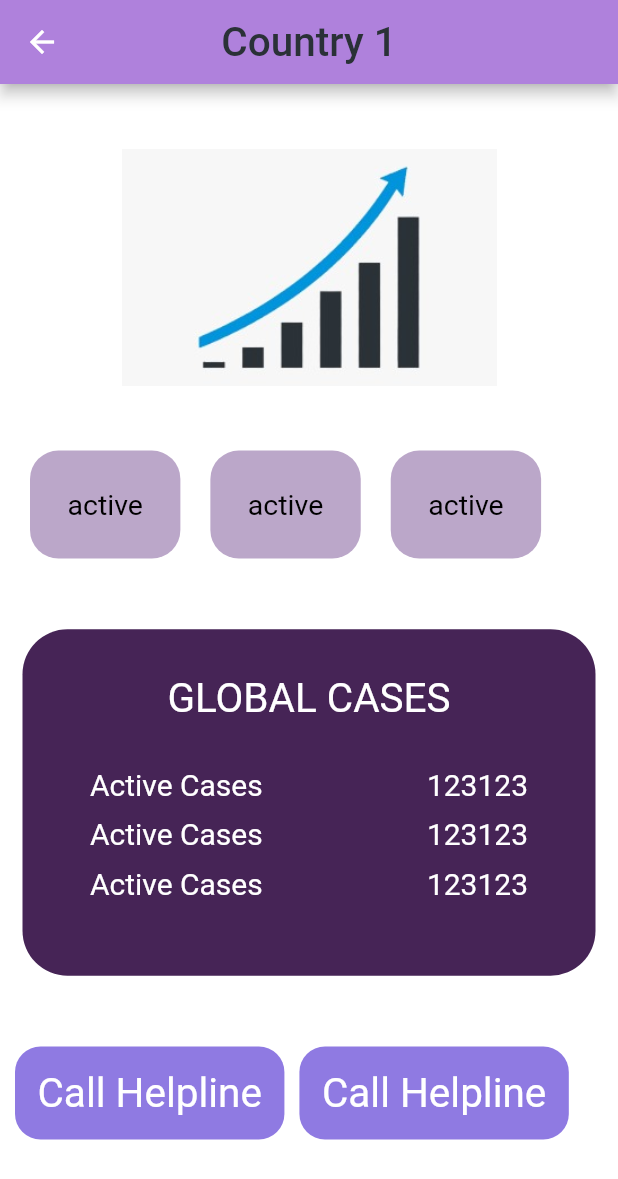
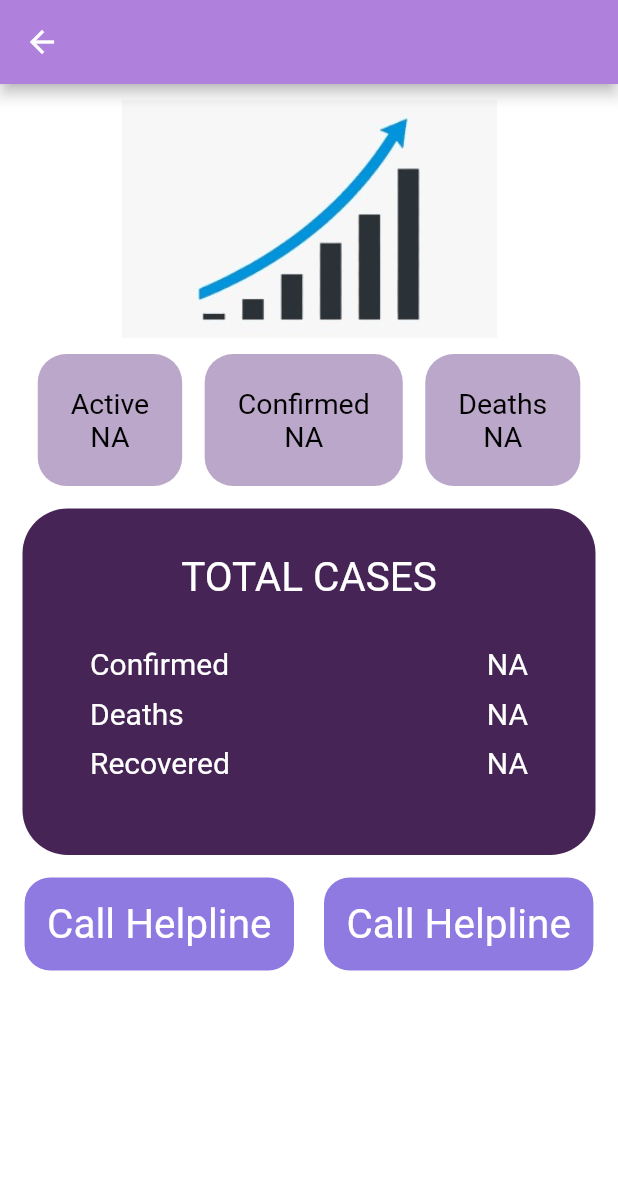
Before and after one commit to Gowtham-M1729/Covid_App-1, a Flutter app: the screen it shows after launch, after a tap on "Country 1", on a phone screen of 412 x 824 dp. Shown: the top 1179 px of the screen. Run offline on Flutter 3.47's test engine with Material 2 defaults, Android fonts, the phone set to English and light mode, and no system bars; our stand-ins replace country_picker, flutter_svg; network calls fail; Roboto replaces fonts that are missing (Segoe UI).

Commit message:
displays cases by retrieving from API

```diff
--- a/lib/countrydetails.dart
+++ b/lib/countrydetails.dart
@@ -1,11 +1,61 @@
+import 'dart:convert';
+
+import 'package:flutter/cupertino.dart';
 import 'package:flutter/material.dart';
+import 'package:http/http.dart' as http;
 
 import 'globalcases.dart';
 
-class CountryDetails extends StatelessWidget {
+class CountryDetails extends StatefulWidget {
   final String countryName;
+  // final String activeCases;
+  // final String newConfirmedCases;
+  // final String newDeaths;
 
-  CountryDetails({required this.countryName});
+  CountryDetails({
+    required this.countryName,
+    // required this.activeCases,
+    // required this.newConfirmedCases,
+    // required this.newDeaths,
+  });
+
+  @override
+  State<CountryDetails> createState() => _CountryDetailsState();
+}
+
+class _CountryDetailsState extends State<CountryDetails> {
+  String countryName = "";
+  String activeCases = "NA";
+  String newConfirmedCases = "NA";
+  String newDeaths = "NA";
+  String totalConfirmedCases = "NA";
+  String totalDeathCases = "NA";
+  String totalRecovered = "NA";
+
+  void getCases() async {
+    String url = "https://projectify-covidapp.herokuapp.com/country/" +
+        widget.countryName;
+    print(url);
+    var response = await http.get(Uri.parse(url));
+
+    Map data = {};
+    data = json.decode(response.body);
+    setState(() {
+      countryName = widget.countryName;
+      activeCases = data['active'].toString();
+      newConfirmedCases = data['newConfirmed'].toString();
+      newDeaths = data['newDeaths'].toString();
+      totalConfirmedCases = data['totalConfirmed'].toString();
+      totalDeathCases = data['totalDeaths'].toString();
+      totalRecovered = (data['totalConfirmed']-data['totalDeaths']).toString();
+    });
+  }
+
+  @override
+  void initState() {
+    super.initState();
+    getCases();
+  }
 
   @override
   Widget build(BuildContext context) {
@@ -24,7 +74,8 @@ class CountryDetails extends StatelessWidget {
           textAlign: TextAlign.left,
         ),
       ),
-      body: SafeArea(
+      body: SingleChildScrollView(
+        child: SafeArea(
           child: Column(
             mainAxisAlignment: MainAxisAlignment.spaceEvenly,
             children: [
@@ -36,19 +87,24 @@ class CountryDetails extends StatelessWidget {
                 ),
               ),
               Row(
+                mainAxisAlignment: MainAxisAlignment.center,
                 children: [
-                SizedBox(width: 20.0),
-                CasesOverview(),
-                SizedBox(width: 20.0),
-                CasesOverview(),
-                SizedBox(width: 20.0),
-                CasesOverview(),
+                  CasesOverview(text: "Active", data: "$activeCases"),
+                  SizedBox(width: 15.0),
+                  CasesOverview(text: "Confirmed", data: "$newConfirmedCases"),
+                  SizedBox(width: 15.0),
+                  CasesOverview(text: "Deaths", data: "$newDeaths"),
                 ],
               ),
-            ReportWidget(),
+              ReportWidget(
+                text: 'TOTAL CASES',
+                totalConfirmedCases: '$totalConfirmedCases',
+                totalDeathCases: '$totalDeathCases',
+                totalRecovered: '$totalRecovered',
+              ),
               Row(
+                mainAxisAlignment: MainAxisAlignment.center,
                 children: [
-                SizedBox(width: 10.0),
                   Container(
                     padding: EdgeInsets.all(15.0),
                     decoration: BoxDecoration(
@@ -65,7 +121,7 @@ class CountryDetails extends StatelessWidget {
                       textAlign: TextAlign.left,
                     ),
                   ),
-                SizedBox(width: 10.0),
+                  SizedBox(width: 20.0),
                   Container(
                     padding: EdgeInsets.all(15.0),
                     decoration: BoxDecoration(
@@ -84,8 +140,8 @@ class CountryDetails extends StatelessWidget {
                   ),
                 ],
               ),
-            SizedBox(width: 10.0)
             ],
+          ),
         ),
       ),
     );
@@ -93,26 +149,41 @@ class CountryDetails extends StatelessWidget {
 }
 
 class CasesOverview extends StatelessWidget {
-  const CasesOverview({
-    Key? key,
-  }) : super(key: key);
+  final String text;
+  final String data;
+
+  CasesOverview({
+    required this.text,
+    required this.data,
+  });
 
   @override
   Widget build(BuildContext context) {
     return Container(
-      padding: EdgeInsets.all(25.0),
+      padding: EdgeInsets.all(22.0),
       decoration: BoxDecoration(
         borderRadius: BorderRadius.circular(19.0),
         color: const Color(0x877f5899),
       ),
-      child: Text(
-        'active',
+      child: Column(
+        children: [
+          Text(
+            '$text',
             style: TextStyle(
               fontFamily: 'Segoe UI',
               fontSize: 19,
               color: const Color(0xff000000),
             ),
-        textAlign: TextAlign.left,
+          ),
+          Text(
+            '$data',
+            style: TextStyle(
+              fontFamily: 'Segoe UI',
+              fontSize: 19,
+              color: const Color(0xff000000),
+            ),
+          ),
+        ],
       ),
     );
   }
--- a/lib/globalcases.dart
+++ b/lib/globalcases.dart
@@ -1,6 +1,16 @@
 import 'package:flutter/material.dart';
 
 class ReportWidget extends StatelessWidget {
+  final String text;
+  final String totalConfirmedCases;
+  final String totalDeathCases;
+  final String totalRecovered;
+  ReportWidget({
+    required this.text,
+    required this.totalConfirmedCases,
+    required this.totalDeathCases,
+    required this.totalRecovered,
+  });
 
   @override
   Widget build(BuildContext context) {
@@ -15,7 +25,7 @@ class ReportWidget extends StatelessWidget {
         child: Column(
           children: [
             Text(
-              'GLOBAL CASES',
+              '$text',
               style: TextStyle(
                 fontFamily: 'Segoe UI',
                 fontSize: 27,
@@ -24,9 +34,9 @@ class ReportWidget extends StatelessWidget {
               textAlign: TextAlign.left,
             ),
             SizedBox(height: 20.0),
-            DetailsWidget(),
-            DetailsWidget(),
-            DetailsWidget(),
+            DetailsWidget(text: 'Confirmed',data: totalConfirmedCases),
+            DetailsWidget(text: 'Deaths', data: totalDeathCases),
+            DetailsWidget(text: 'Recovered', data: totalRecovered),
             SizedBox(height: 20.0),
           ],
         ),
@@ -36,6 +46,12 @@ class ReportWidget extends StatelessWidget {
 }
 
 class DetailsWidget extends StatelessWidget {
+  final String text;
+  final String data;
+  DetailsWidget({
+    required this.text,
+    required this.data,
+  });
 
   @override
   Widget build(BuildContext context) {
@@ -47,7 +63,7 @@ class DetailsWidget extends StatelessWidget {
           Container(
             margin: EdgeInsets.only(left: 15.0),
             child: Text(
-              'Active Cases',
+              '$text',
               style: TextStyle(
                 fontFamily: 'Segoe UI',
                 fontSize: 20,
@@ -59,7 +75,7 @@ class DetailsWidget extends StatelessWidget {
           Container(
             margin: EdgeInsets.only(right: 15.0),
             child: Text(
-              '123123',
+              '$data',
               style: TextStyle(
                 fontFamily: 'Segoe UI',
                 fontSize: 20,
--- a/lib/mainscreen.dart
+++ b/lib/mainscreen.dart
@@ -20,7 +20,7 @@ class _MainScreenState extends State<MainScreen> {
             mainAxisAlignment: MainAxisAlignment.spaceBetween,
             children: [
               UserDetails(),
-              ReportWidget(),
+              ReportWidget(text: 'GLOBAL CASES', totalConfirmedCases: '', totalDeathCases: '', totalRecovered: '',),
               CovidResources(),
               MostCases(),
             ],
--- a/lib/widgets.dart
+++ b/lib/widgets.dart
@@ -81,7 +81,6 @@ class CovidResources extends StatelessWidget {
 }
 
 class MostCases extends StatelessWidget {
-
   @override
   Widget build(BuildContext context) {
     return Container(
@@ -168,7 +167,12 @@ class CountryTile extends StatelessWidget {
     return PageRouteBuilder(
       pageBuilder: (context, animation, secondaryanimation) {
         return Scaffold(
-          body: CountryDetails(countryName: countryName),
+          body: CountryDetails(
+            countryName: countryName,
+            // activeCases: '',
+            // newConfirmedCases: '',
+            // newDeaths: '',
+          ),
         );
       },
     );
@@ -182,14 +186,19 @@ class SearchWidget extends StatefulWidget {
 
 class _SearchWidgetState extends State<SearchWidget> {
   bool tapped = false;
-  String countryName = '';
+  String countryName = "";
 
   void route() {
     Navigator.push(
       context,
       MaterialPageRoute(
         builder: (context) {
-          return CountryDetails(countryName: countryName);
+          return CountryDetails(
+            countryName: countryName,
+            // activeCases: '',
+            // newConfirmedCases: '',
+            // newDeaths: '',
+          );
         },
       ),
     );
--- a/pubspec.yaml
+++ b/pubspec.yaml
@@ -33,6 +33,7 @@ dependencies:
   # Use with the CupertinoIcons class for iOS style icons.
   cupertino_icons: ^1.0.2
   country_picker: ^2.0.7
+  http: ^0.13.3
 
 dev_dependencies:
   flutter_test:
```
Also changed, not shown: pubspec.lock. Lines whose indentation alone changed are shown as unchanged.
